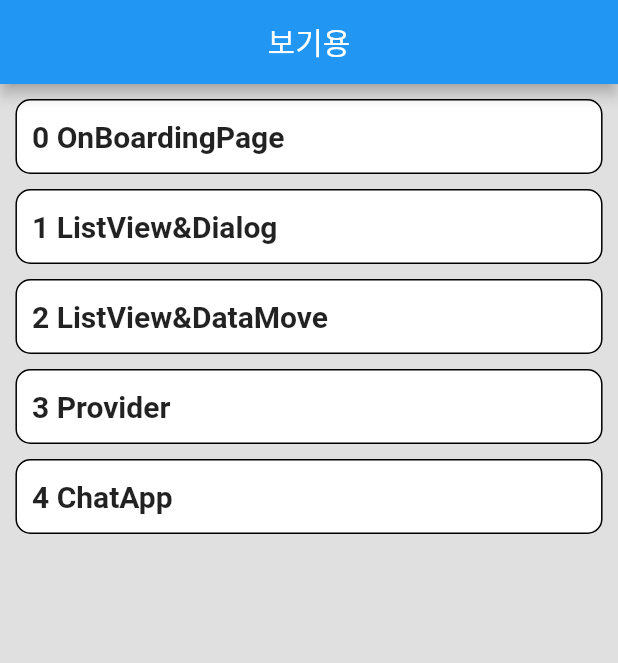
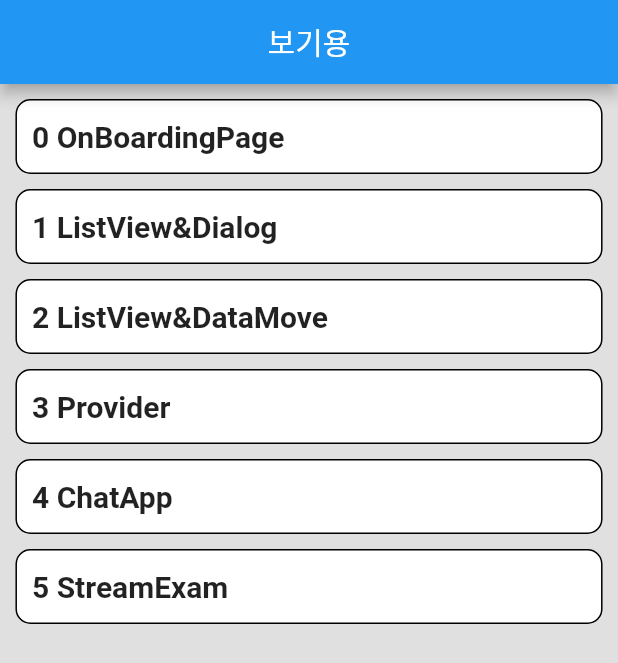
Before and after one commit to jaehee21232/TestApp, a Flutter app: the screen it shows after launch, on a phone screen of 412 x 824 dp. Shown: the top 663 px of the screen. Run offline on Flutter 3.47's test engine with Material 2 defaults, Android fonts, the phone set to English and light mode, and no system bars; our stand-ins replace firebase_auth, firebase_core, introduction_screen, like_button; missing offline and left inert: cloud_firestore_web, firebase_auth_web, firebase_core_web; accounts and stored records are empty.

Commit message:
StreamExam 페이지 추가

```diff
--- a/lib/home.dart
+++ b/lib/home.dart
@@ -4,6 +4,7 @@ import 'package:testapp/page/listview_data.dart';
 import 'package:testapp/page/listview_dialog.dart';
 import 'package:testapp/page/onboarding.dart';
 import 'package:testapp/page/provider_test.dart';
+import 'package:testapp/page/stream_exam.dart';
 
 class HomeBuilder extends StatelessWidget {
   HomeBuilder({super.key});
@@ -14,6 +15,7 @@ class HomeBuilder extends StatelessWidget {
     ListView_DataMove(),
     FisOrder(),
     LoginSinUpScreen(),
+    StreamExam()
   ];
   final List<String> Texts = const <String>[
     "OnBoardingPage",
@@ -21,6 +23,7 @@ class HomeBuilder extends StatelessWidget {
     "ListView&DataMove",
     "Provider",
     "ChatApp",
+    "StreamExam",
   ];
   @override
   Widget build(BuildContext context) {
```
